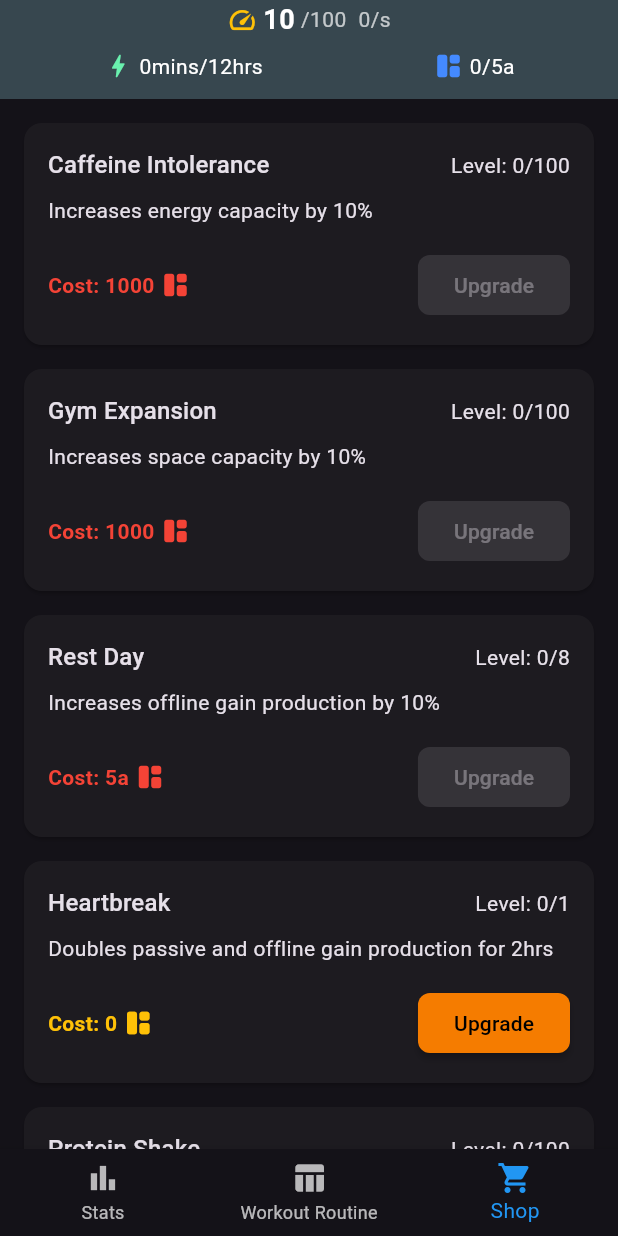
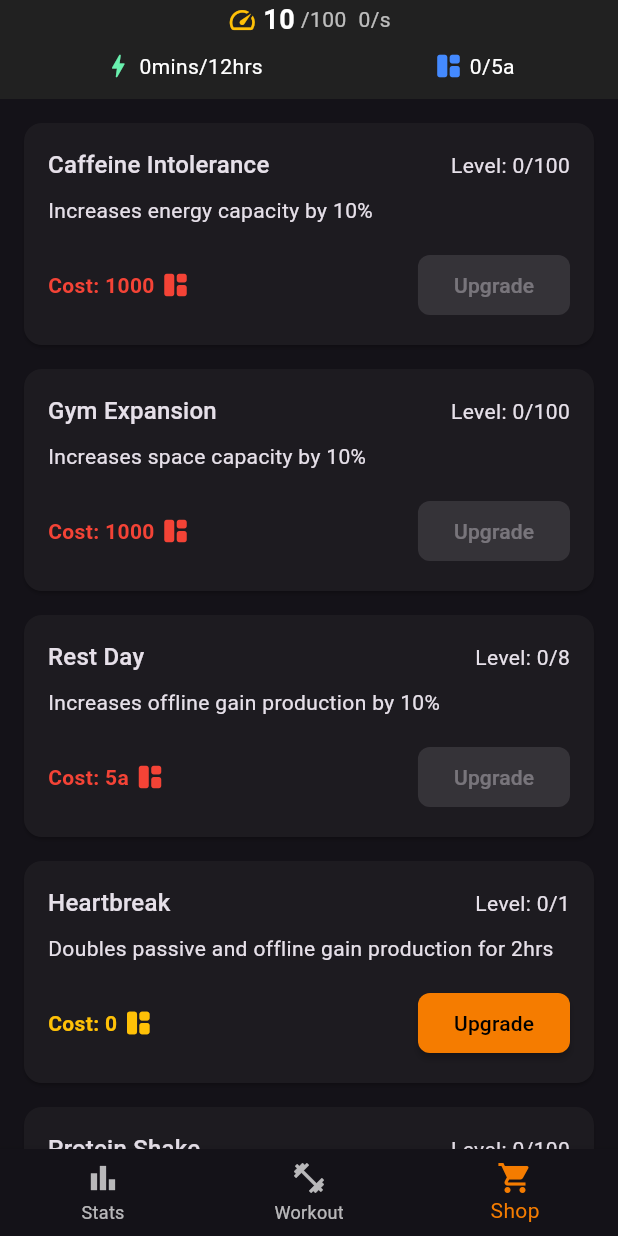
Before and after one commit to enzosv/idlefit-flutter, a Flutter app: the screen it shows after launch, item 3 of the bottom bar chosen, on a phone screen of 412 x 824 dp. Run offline on Flutter 3.47's test engine with Material 3 defaults, Android fonts, the phone set to English and light mode, and no system bars; our stand-ins replace objectbox, shared_preferences; missing offline and left inert: flame, health; generated files the repository leaves out were written again.

Commit message:
adjust colors

```diff
--- a/lib/constants.dart
+++ b/lib/constants.dart
@@ -1,7 +1,8 @@
 import 'package:flutter/material.dart';
 
 class Constants {
-  static final Color barColor = Colors.blueGrey.shade800;
+  static final Color barColor = Colors.grey.shade900;
+  static final Color primaryColor = Colors.orange.shade700;
   static const IconData coinIcon = Icons.speed;
   static const IconData spaceIcon = Icons.space_dashboard_rounded;
   static const IconData energyIcon = Icons.bolt_rounded;
--- a/lib/main.dart
+++ b/lib/main.dart
@@ -1,4 +1,5 @@
 import 'package:flutter/material.dart';
+import 'package:idlefit/constants.dart';
 import 'package:shared_preferences/shared_preferences.dart';
 import 'package:provider/provider.dart';
 import 'services/game_state.dart';
@@ -139,7 +140,7 @@ class _GameHomePageState extends State<GameHomePage>
       body: _screens[_selectedIndex],
       bottomNavigationBar: BottomNavigationBar(
         currentIndex: _selectedIndex,
-        selectedItemColor: Theme.of(context).primaryColor,
+        selectedItemColor: Constants.primaryColor,
         onTap: (index) {
           setState(() {
             _selectedIndex = index;
@@ -148,8 +149,8 @@ class _GameHomePageState extends State<GameHomePage>
         items: const [
           BottomNavigationBarItem(icon: Icon(Icons.bar_chart), label: 'Stats'),
           BottomNavigationBarItem(
-            icon: Icon(Icons.table_chart),
-            label: 'Workout Routine',
+            icon: Icon(Icons.fitness_center),
+            label: 'Workout',
           ),
           BottomNavigationBarItem(
             icon: Icon(Icons.shopping_cart),
--- a/lib/widgets/card_button.dart
+++ b/lib/widgets/card_button.dart
@@ -1,4 +1,5 @@
 import 'package:flutter/material.dart';
+import 'package:idlefit/constants.dart';
 
 class CardButton extends StatelessWidget {
   final VoidCallback? onPressed;
@@ -29,7 +30,7 @@ class CardButton extends StatelessWidget {
     return ElevatedButton(
       onPressed: onPressed,
       style: ElevatedButton.styleFrom(
-        backgroundColor: backgroundColor ?? Colors.orange.shade700,
+        backgroundColor: backgroundColor ?? Constants.primaryColor,
         foregroundColor: textColor ?? Colors.black,
         elevation: 2,
         // padding: const EdgeInsets.symmetric(horizontal: 24, vertical: 12),
```
